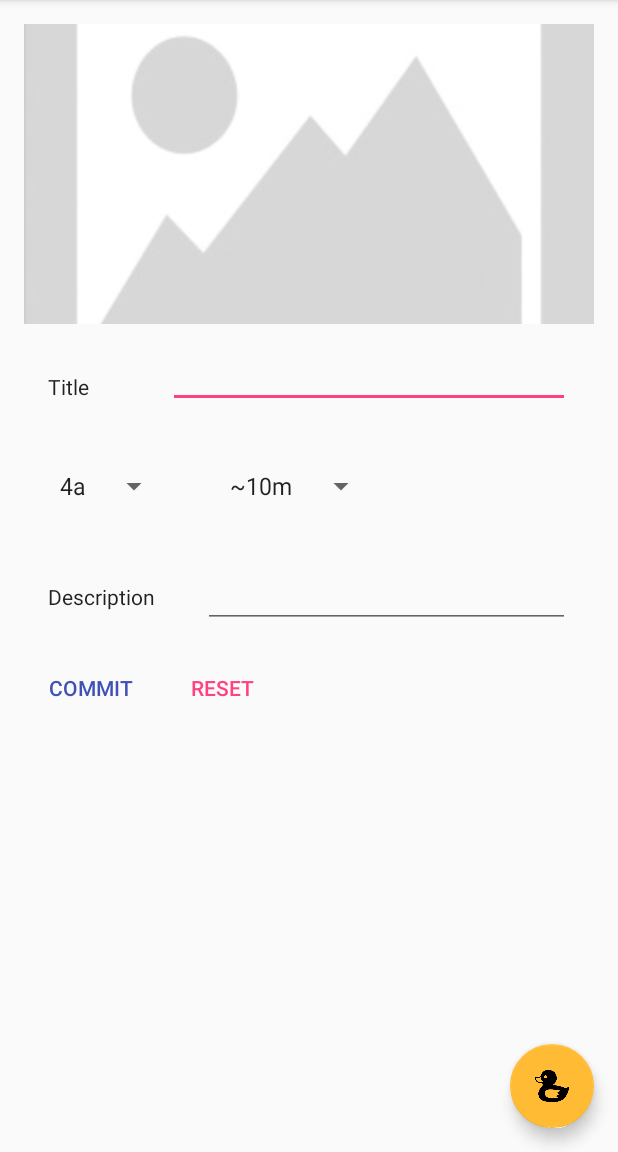
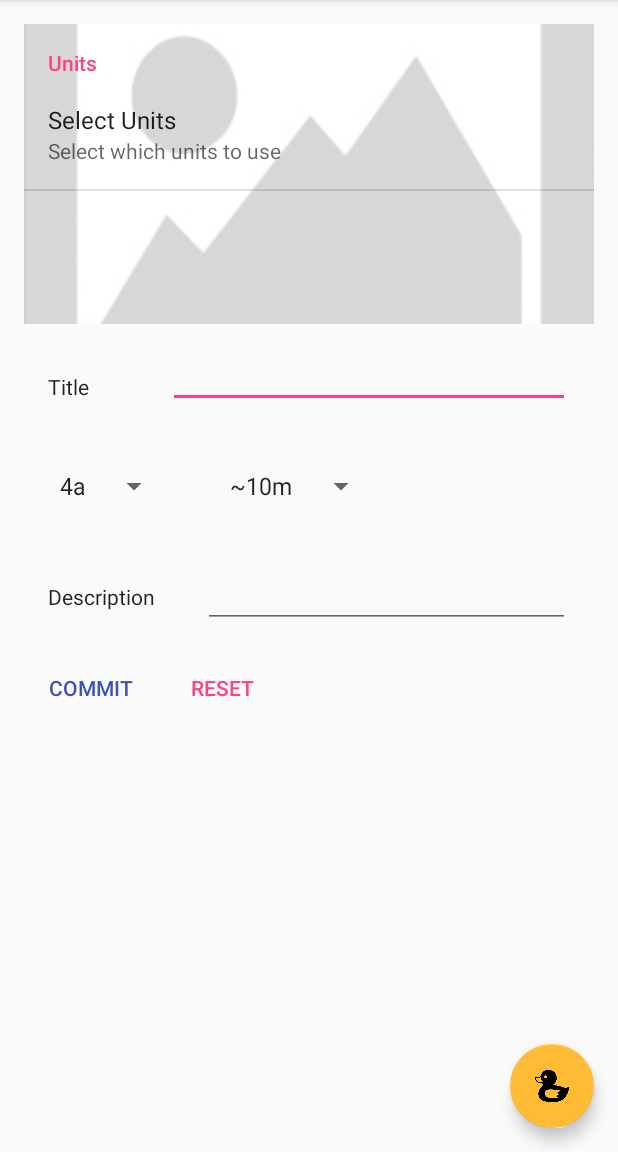
Before and after one commit to jj05y/ClimbingLogAndroidApp, an Android app: the fragment ClimbCreator placed in its activity, in the options menu, after a tap on "Settings", on a phone screen of 412 x 824 dp, the part 84-1236 px from its top. Run offline under Robolectric (Android 15) with nearby library versions, the phone set to English and light mode, and no system bars; pictures from the network do not load.

Commit message:
started the preferences/settings fragment

```diff
--- a/app/src/main/java/nils/and/lamp/app/Activities/MainActivity.java
+++ b/app/src/main/java/nils/and/lamp/app/Activities/MainActivity.java
@@ -1,18 +1,13 @@
 package nils.and.lamp.app.Activities;
 
 import android.content.Context;
-import android.content.pm.PackageManager;
 import android.graphics.Bitmap;
 import android.graphics.BitmapFactory;
-import android.graphics.Canvas;
-import android.graphics.drawable.BitmapDrawable;
-import android.graphics.drawable.Drawable;
 import android.net.Uri;
 import android.support.design.widget.FloatingActionButton;
 import android.support.design.widget.Snackbar;
 import android.support.v4.app.FragmentManager;
 import android.os.Bundle;
-import android.support.v4.app.Fragment;
 import android.util.Log;
 import android.view.Gravity;
 import android.support.design.widget.NavigationView;
@@ -29,6 +24,7 @@ import android.widget.Toast;
 import nils.and.lamp.app.Core.ClimbDataBaseHandler;
 import nils.and.lamp.app.Fragments.ClimbBrowser;
 import nils.and.lamp.app.Fragments.ClimbCreator;
+import nils.and.lamp.app.Fragments.PrefsFragment;
 import nils.and.lamp.app.Fragments.TestGps;
 import nils.and.lamp.app.R;
 
@@ -123,7 +119,9 @@ public class MainActivity extends AppCompatActivity
 
         //noinspection SimplifiableIfStatement
         if (id == R.id.action_settings) {
-            //TODO preferences fragment :( not sure about the implications of this
+            getFragmentManager().beginTransaction()
+                    .replace(R.id.frame_frag, new PrefsFragment())
+                    .commit();
             return true;
         }
 
--- /dev/null
+++ b/app/src/main/java/nils/and/lamp/app/Fragments/PrefsFragment.java
@@ -0,0 +1,19 @@
+package nils.and.lamp.app.Fragments;
+
+import android.os.Bundle;
+import android.preference.PreferenceFragment;
+import android.support.v4.app.Fragment;
+
+import nils.and.lamp.app.R;
+
+public class PrefsFragment extends PreferenceFragment {
+
+    @Override
+    public void onCreate(Bundle savedInstanceState) {
+        super.onCreate(savedInstanceState);
+
+        // Load the preferences from an XML resource
+        addPreferencesFromResource(R.xml.preferences);
+    }
+
+}
--- /dev/null
+++ b/app/src/main/res/values-v21/arrays.xml
@@ -0,0 +1,4 @@
+<?xml version="1.0" encoding="utf-8"?>
+<resources>
+    <string-array name="entries_list_unit_array">unit_array</string-array>
+</resources>
--- a/app/src/main/res/values/arrays.xml
+++ b/app/src/main/res/values/arrays.xml
@@ -30,4 +30,8 @@
         <item>~45m</item>
         <item>~50m</item>
     </string-array>
+    <string-array name="entries_list_unit_array">
+        <item>Metric</item>
+        <item>Imperial</item>
+    </string-array>
 </resources>
--- a/app/src/main/res/values/strings.xml
+++ b/app/src/main/res/values/strings.xml
@@ -34,4 +34,10 @@
     <string name="createLogLength">key_createLength</string>
 
     <string name="hello_blank_fragment">Hello blank fragment</string>
+    <string name="preference_units">Units</string>
+    <string name="dialog_title_select_units">Select Units</string>
+    <string name="summary_units">Select which units to use</string>
+    <string name="default_units">Metric</string>
+
+
 </resources>
--- /dev/null
+++ b/app/src/main/res/xml/preferences.xml
@@ -0,0 +1,18 @@
+<?xml version="1.0" encoding="utf-8"?>
+<PreferenceScreen xmlns:android="http://schemas.android.com/apk/res/android">
+
+
+    <PreferenceCategory android:title="@string/preference_units">
+
+        <ListPreference
+            android:dialogTitle="@string/dialog_title_select_units"
+            android:entries="@array/entries_list_unit_array"
+            android:entryValues="@array/entries_list_unit_array"
+            android:key="unit_preference"
+            android:summary="@string/summary_units"
+            android:title="@string/dialog_title_select_units"
+            android:defaultValue="@string/default_units"/>
+    </PreferenceCategory>
+
+
+</PreferenceScreen>
```
